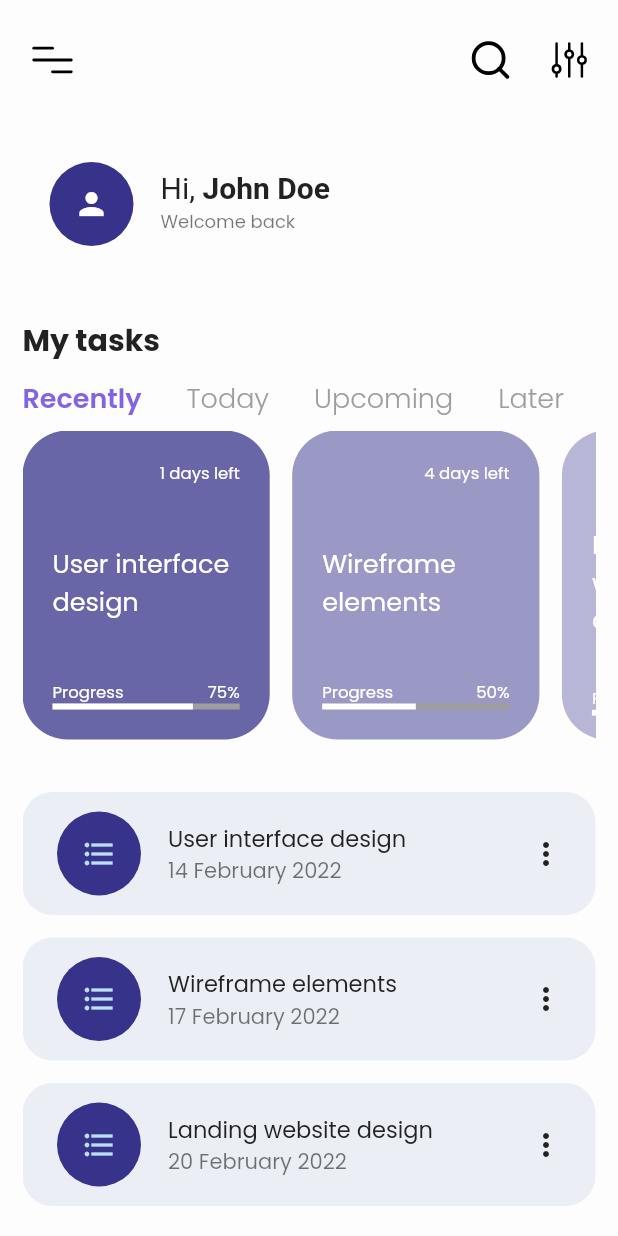
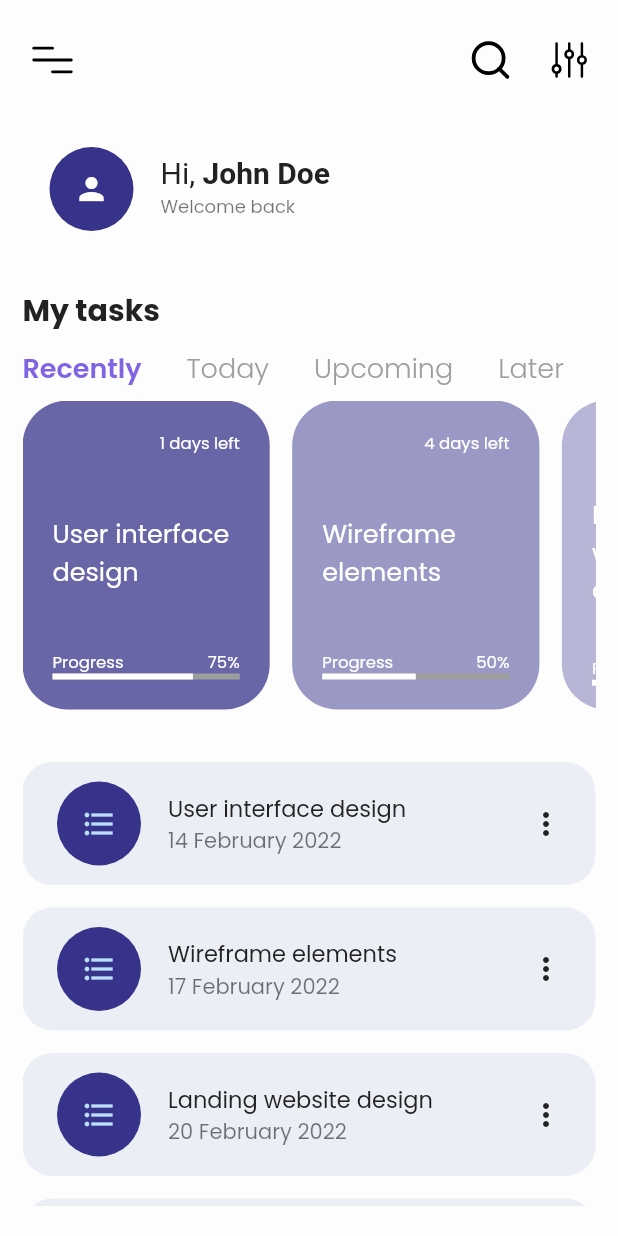
Before and after one commit to Amirnlz/task_management, a Flutter app: the screen it shows after launch, on a phone screen of 412 x 824 dp. Run offline on Flutter 3.47's test engine with Material 2 defaults, Android fonts, the phone set to English and light mode, and no system bars; our stand-ins replace flutter_svg.

Commit message:
fix directory of folders

```diff
--- a/lib/main.dart
+++ b/lib/main.dart
@@ -1,7 +1,7 @@
 import 'package:flutter/material.dart';
 
 import 'helpers/contants.dart';
-import 'screens/home_screen.dart';
+import 'screens/home/home_screen.dart';
 
 void main() {
   runApp(const MyApp());
--- a/lib/screens/components/task_cards.dart
+++ b/lib/screens/home/components/task_cards.dart
@@ -1,8 +1,8 @@
 import 'package:flutter/material.dart';
 
-import '../../helpers/contants.dart';
-import '../../helpers/extesnsion.dart';
-import '../../models/task.dart';
+import '../../../helpers/contants.dart';
+import '../../../helpers/extesnsion.dart';
+import '../../../models/task.dart';
 
 class TaskCards extends StatelessWidget {
   const TaskCards({required this.tasks, Key? key}) : super(key: key);
--- a/lib/screens/components/time_frequency.dart
+++ b/lib/screens/home/components/time_frequency.dart
@@ -1,6 +1,6 @@
 import 'package:flutter/material.dart';
 
-import '../../helpers/contants.dart';
+import '../../../helpers/contants.dart';
 
 const List<String> _timeFrequencies = [
   'Recently',
--- a/lib/screens/home_screen.dart
+++ b/lib/screens/home/home_screen.dart
@@ -1,11 +1,11 @@
 import 'package:flutter/material.dart';
 import 'package:flutter_svg/svg.dart';
 
-import '../helpers/contants.dart';
-import '../models/task.dart';
-import 'components/task_cards.dart';
-import 'components/task_lists.dart';
-import 'components/time_frequency.dart';
+import '../../helpers/contants.dart';
+import '../../models/task.dart';
+import '../home/components/task_cards.dart';
+import '../home/components/task_lists.dart';
+import '../home/components/time_frequency.dart';
 
 class HomeScreen extends StatelessWidget {
   const HomeScreen({Key? key}) : super(key: key);
@@ -21,9 +21,9 @@ class HomeScreen extends StatelessWidget {
               crossAxisAlignment: CrossAxisAlignment.start,
               children: [
                 topScreenIcons(),
-                const SizedBox(height: 40),
+                const SizedBox(height: 30),
                 userListTile(),
-                const SizedBox(height: 40),
+                const SizedBox(height: 30),
                 const Text(
                   'My tasks',
                   style: kboldTextStyle,
```
Also changed, not shown: lib/screens/home/components/task_lists.dart (renamed from lib/screens/components/task_lists.dart, +3 -4 lines).
